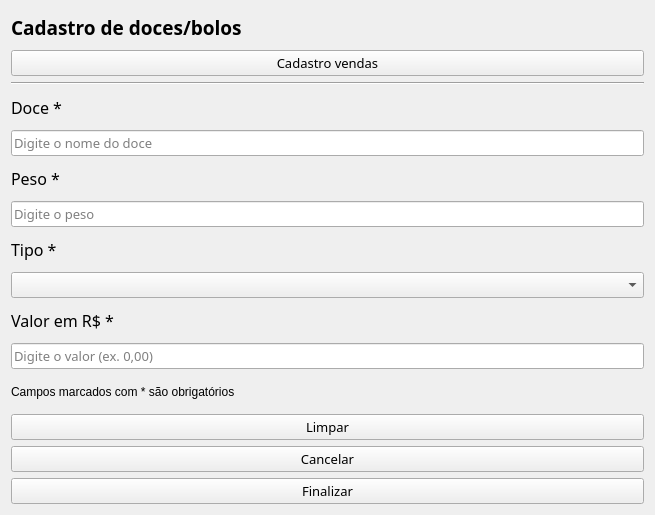
First picture: the form in view/cadastrodoces.ui, repository imora97/Sistema-para-doceria, before the edit.
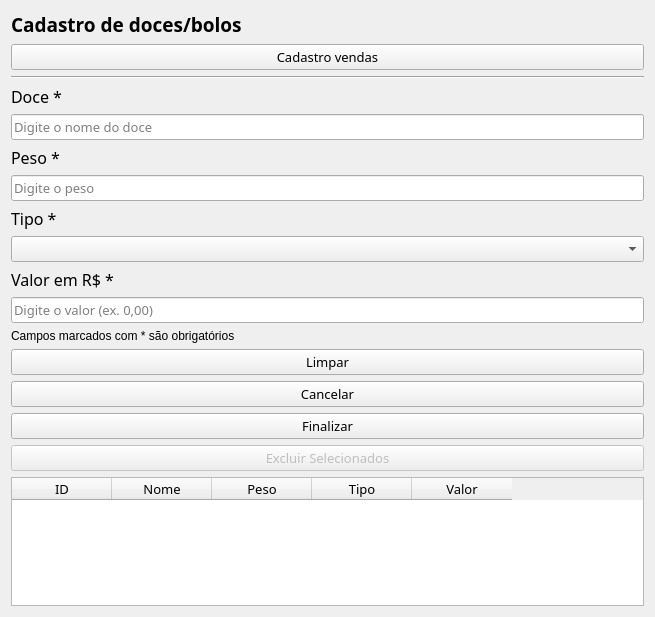
Second picture: the form after the edit.

The edit to the form file:
```diff
--- a/view/cadastrodoces.ui
+++ b/view/cadastrodoces.ui
@@ -7,7 +7,7 @@
     <x>0</x>
     <y>0</y>
     <width>655</width>
-    <height>515</height>
+    <height>617</height>
    </rect>
   </property>
   <property name="windowTitle">
@@ -220,6 +220,81 @@
      </property>
     </widget>
    </item>
+   <item>
+    <widget class="QPushButton" name="excluir_button">
+     <property name="enabled">
+      <bool>false</bool>
+     </property>
+     <property name="font">
+      <font>
+       <family>Segoe Print</family>
+       <pointsize>10</pointsize>
+      </font>
+     </property>
+     <property name="text">
+      <string>Excluir Selecionados</string>
+     </property>
+    </widget>
+   </item>
+   <item>
+    <widget class="QTableWidget" name="tabela">
+     <column>
+      <property name="text">
+       <string>ID</string>
+      </property>
+      <property name="font">
+       <font>
+        <family>Segoe Print</family>
+        <pointsize>10</pointsize>
+       </font>
+      </property>
+     </column>
+     <column>
+      <property name="text">
+       <string>Nome</string>
+      </property>
+      <property name="font">
+       <font>
+        <family>Segoe Print</family>
+        <pointsize>10</pointsize>
+       </font>
+      </property>
+     </column>
+     <column>
+      <property name="text">
+       <string>Peso</string>
+      </property>
+      <property name="font">
+       <font>
+        <family>Segoe Print</family>
+        <pointsize>10</pointsize>
+       </font>
+      </property>
+     </column>
+     <column>
+      <property name="text">
+       <string>Tipo</string>
+      </property>
+      <property name="font">
+       <font>
+        <family>Segoe Print</family>
+        <pointsize>10</pointsize>
+       </font>
+      </property>
+     </column>
+     <column>
+      <property name="text">
+       <string>Valor</string>
+      </property>
+      <property name="font">
+       <font>
+        <family>Segoe Print</family>
+        <pointsize>10</pointsize>
+       </font>
+      </property>
+     </column>
+    </widget>
+   </item>
   </layout>
  </widget>
  <resources/>
```
